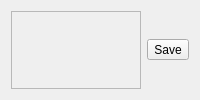
First picture: the form in ui/settings/generic/Generic.ui, repository OpenFairWind/fairwindplusplus, before the edit.
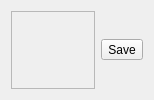
Second picture: the form after the edit. Icons and pictures are not drawn.

```diff
--- a/ui/settings/generic/Generic.ui
+++ b/ui/settings/generic/Generic.ui
@@ -2,14 +2,22 @@
 <ui version="4.0">
  <class>Generic</class>
  <widget class="QWidget" name="Generic">
-<attribute name="title">
-       <string>Settings</string>
-      </attribute>
+  <property name="geometry">
+   <rect>
+    <x>0</x>
+    <y>0</y>
+    <width>154</width>
+    <height>100</height>
+   </rect>
+  </property>
       <layout class="QGridLayout" name="gridLayout_2">
        <item row="0" column="0">
         <layout class="QHBoxLayout" name="horizontalLayout">
          <item>
           <widget class="QScrollArea" name="scrollArea">
+       <property name="styleSheet">
+        <string notr="true">color: rgb(255, 255, 255);</string>
+       </property>
            <property name="widgetResizable">
             <bool>true</bool>
            </property>
@@ -18,8 +26,8 @@
              <rect>
               <x>0</x>
               <y>0</y>
-              <width>493</width>
-              <height>404</height>
+          <width>72</width>
+          <height>72</height>
              </rect>
             </property>
            </widget>
```
Lines whose indentation alone changed are shown as unchanged.
